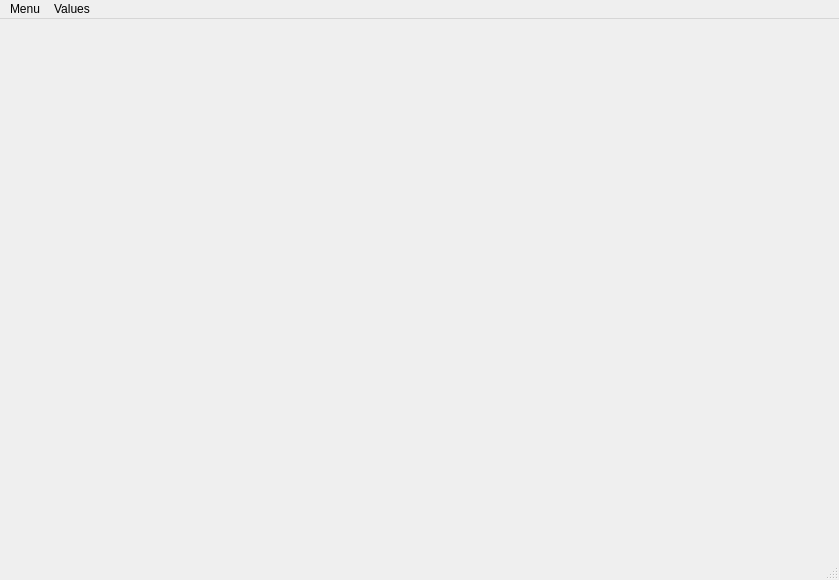
marloVGulik/prog6-BILTS, file instructor-program/BILTS_instuctor/instuctorwindow.ui: the form before one commit.
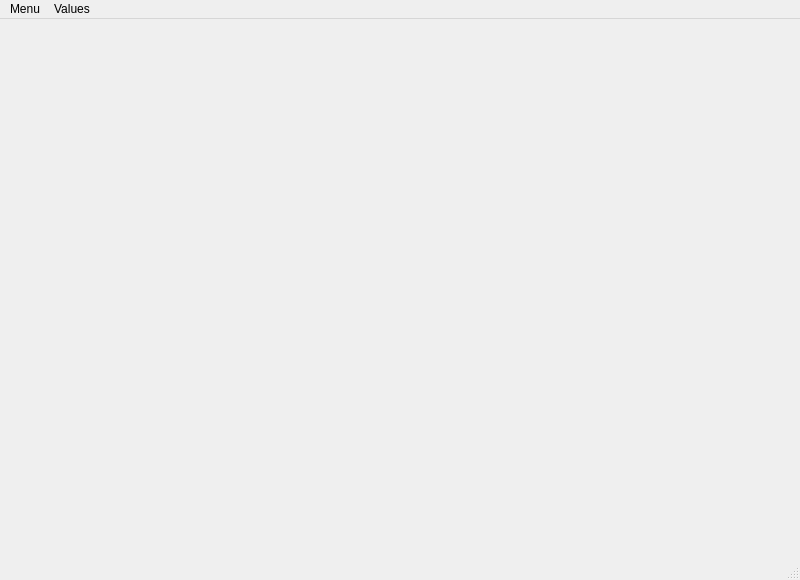
The form after the commit. The open tabs and pages were chosen to show the change. Icons and pictures are not drawn.

What changed in the file:
```diff
--- a/instructor-program/BILTS_instuctor/instuctorwindow.ui
+++ b/instructor-program/BILTS_instuctor/instuctorwindow.ui
@@ -9,10 +9,22 @@
    <rect>
     <x>0</x>
     <y>0</y>
-    <width>839</width>
+    <width>800</width>
     <height>580</height>
    </rect>
   </property>
+  <property name="minimumSize">
+   <size>
+    <width>800</width>
+    <height>580</height>
+   </size>
+  </property>
+  <property name="maximumSize">
+   <size>
+    <width>800</width>
+    <height>580</height>
+   </size>
+  </property>
   <property name="windowTitle">
    <string>Instrucor monitor</string>
   </property>
@@ -47,7 +59,7 @@
     <rect>
      <x>0</x>
      <y>0</y>
-     <width>839</width>
+     <width>800</width>
      <height>21</height>
     </rect>
    </property>
```
Left out of the diff: 9 changed lines with no effect on the pictures.
